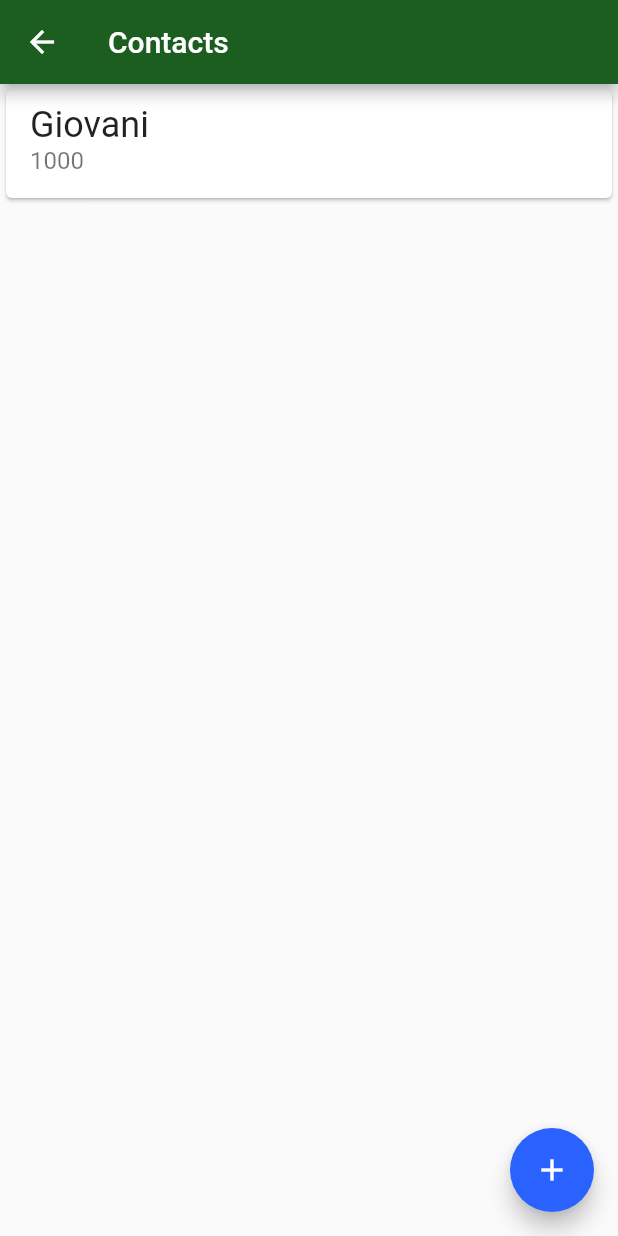
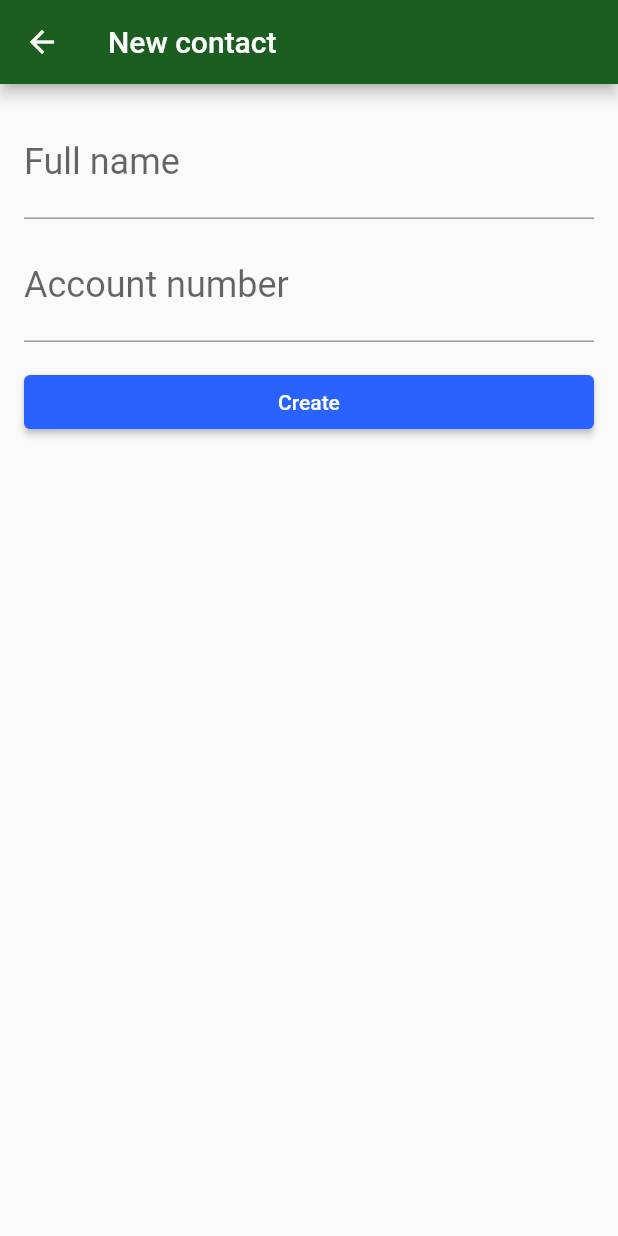
Before and after one commit to ravoxy/bytebank2, a Flutter app: the ContactsList screen opened directly, after a tap on the "add" icon, on a phone screen of 412 x 824 dp. Run offline on Flutter 3.47's test engine with Material 2 defaults, Android fonts, the phone set to English and light mode, and no system bars.

Commit message:
06 Finalizando o fluxo do App

```diff
--- a/lib/main.dart
+++ b/lib/main.dart
@@ -1,3 +1,4 @@
+import 'package:bytebank/screens/contact_form.dart';
 import 'package:bytebank/screens/contacts_list.dart';
 import 'package:bytebank/screens/dashboard.dart';
 import 'package:flutter/material.dart';
--- /dev/null
+++ b/lib/models/contact.dart
@@ -0,0 +1,11 @@
+class Contact {
+  final String name;
+  final int accountNuber;
+
+  Contact(this.name, this.accountNuber);
+
+  @override
+  String toString() {
+    return 'Contact{name: $name, accountNuber: $accountNuber}';
+  }
+}
--- /dev/null
+++ b/lib/screens/contact_form.dart
@@ -0,0 +1,67 @@
+import 'package:bytebank/models/contact.dart';
+import 'package:flutter/material.dart';
+
+class ContacForm extends StatefulWidget {
+  @override
+  _ContacFormState createState() => _ContacFormState();
+}
+
+class _ContacFormState extends State<ContacForm> {
+  final TextEditingController _nameController = TextEditingController();
+  final TextEditingController _accountNumberController =
+      TextEditingController();
+
+  @override
+  Widget build(BuildContext context) {
+    return Scaffold(
+      appBar: AppBar(
+        title: Text('New contact'),
+      ),
+      body: Padding(
+        padding: const EdgeInsets.all(16.0),
+        child: Column(
+          children: <Widget>[
+            TextField(
+              controller: _nameController,
+              decoration: InputDecoration(
+                labelText: 'Full name',
+              ),
+              style: TextStyle(
+                fontSize: 24.0,
+              ),
+            ),
+            Padding(
+              padding: const EdgeInsets.only(top: 8.0),
+              child: TextField(
+                controller: _accountNumberController,
+                decoration: InputDecoration(
+                  labelText: 'Account number',
+                ),
+                style: TextStyle(
+                  fontSize: 24.0,
+                ),
+                keyboardType: TextInputType.number,
+              ),
+            ),
+            Padding(
+              padding: const EdgeInsets.only(top: 16.0),
+              child: SizedBox(
+                width: double.maxFinite,
+                child: RaisedButton(
+                  child: Text('Create'),
+                  onPressed: () {
+                    final String name = _nameController.text;
+                    final int accountNumber =
+                        int.tryParse(_accountNumberController.text);
+                    final Contact newContact = Contact(name, accountNumber);
+                    Navigator.pop(context, newContact);
+                  },
+                ),
+              ),
+            )
+          ],
+        ),
+      ),
+    );
+  }
+}
--- a/lib/screens/contacts_list.dart
+++ b/lib/screens/contacts_list.dart
@@ -1,3 +1,4 @@
+import 'package:bytebank/screens/contact_form.dart';
 import 'package:flutter/material.dart';
 
 class ContactsList extends StatelessWidget {
@@ -26,7 +27,17 @@ class ContactsList extends StatelessWidget {
         ],
       ),
       floatingActionButton: FloatingActionButton(
-        onPressed: () {},
+        onPressed: () {
+          Navigator.of(context)
+              .push(
+                MaterialPageRoute(
+                  builder: (context) => ContacForm(),
+                ),
+              )
+              .then(
+                (newContact) => debugPrint(newContact.toString()),
+              );
+        },
         child: Icon(Icons.add),
       ),
     );
```
